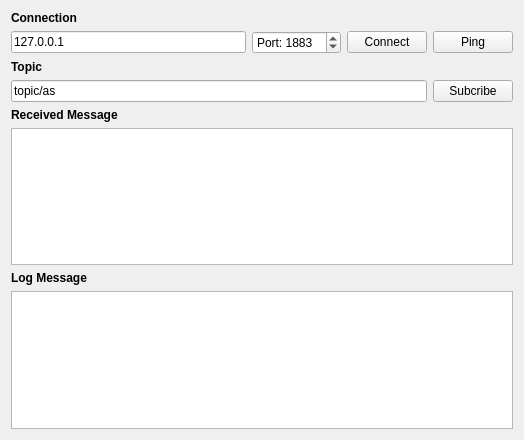
Above: MQTT_SUBSCRIBER/mainwindow.ui from thetechinsight/qtmqtt-client-sample before the change. Below: the same form after it.
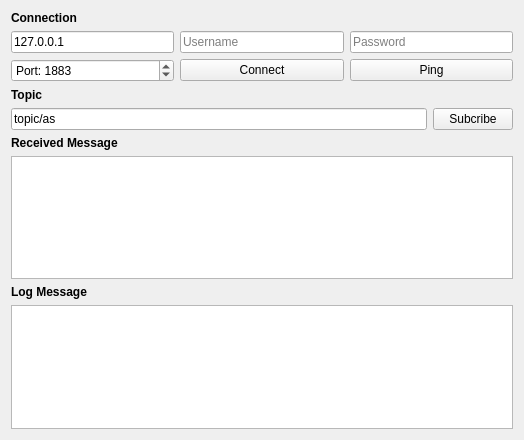
That is the form after the change.

Patch:
```diff
--- a/MQTT_SUBSCRIBER/mainwindow.ui
+++ b/MQTT_SUBSCRIBER/mainwindow.ui
@@ -29,8 +29,8 @@
      </widget>
     </item>
     <item>
-     <layout class="QHBoxLayout" name="horizontalLayout">
-      <item>
+     <layout class="QGridLayout" name="gridLayout">
+      <item row="0" column="0">
        <widget class="QLineEdit" name="hostAddressLineEdit">
         <property name="text">
          <string>127.0.0.1</string>
@@ -40,7 +40,37 @@
         </property>
        </widget>
       </item>
-      <item>
+      <item row="0" column="2">
+       <widget class="QLineEdit" name="passwordEdit">
+        <property name="text">
+         <string/>
+        </property>
+        <property name="echoMode">
+         <enum>QLineEdit::PasswordEchoOnEdit</enum>
+        </property>
+        <property name="placeholderText">
+         <string>Password</string>
+        </property>
+        <property name="clearButtonEnabled">
+         <bool>false</bool>
+        </property>
+       </widget>
+      </item>
+      <item row="1" column="1">
+       <widget class="QPushButton" name="connectButton">
+        <property name="text">
+         <string>Connect</string>
+        </property>
+       </widget>
+      </item>
+      <item row="1" column="2">
+       <widget class="QPushButton" name="pingButton">
+        <property name="text">
+         <string>Ping</string>
+        </property>
+       </widget>
+      </item>
+      <item row="1" column="0">
        <widget class="QSpinBox" name="portSpinBox">
         <property name="prefix">
          <string>Port: </string>
@@ -56,17 +86,13 @@
         </property>
        </widget>
       </item>
-      <item>
-       <widget class="QPushButton" name="connectButton">
+      <item row="0" column="1">
+       <widget class="QLineEdit" name="usernameEdit">
         <property name="text">
-         <string>Connect</string>
+         <string/>
         </property>
-       </widget>
-      </item>
-      <item>
-       <widget class="QPushButton" name="pingButton">
-        <property name="text">
-         <string>Ping</string>
+        <property name="placeholderText">
+         <string>Username</string>
         </property>
        </widget>
       </item>
```
Left out of the diff: 12 changed lines with no effect on the pictures.
